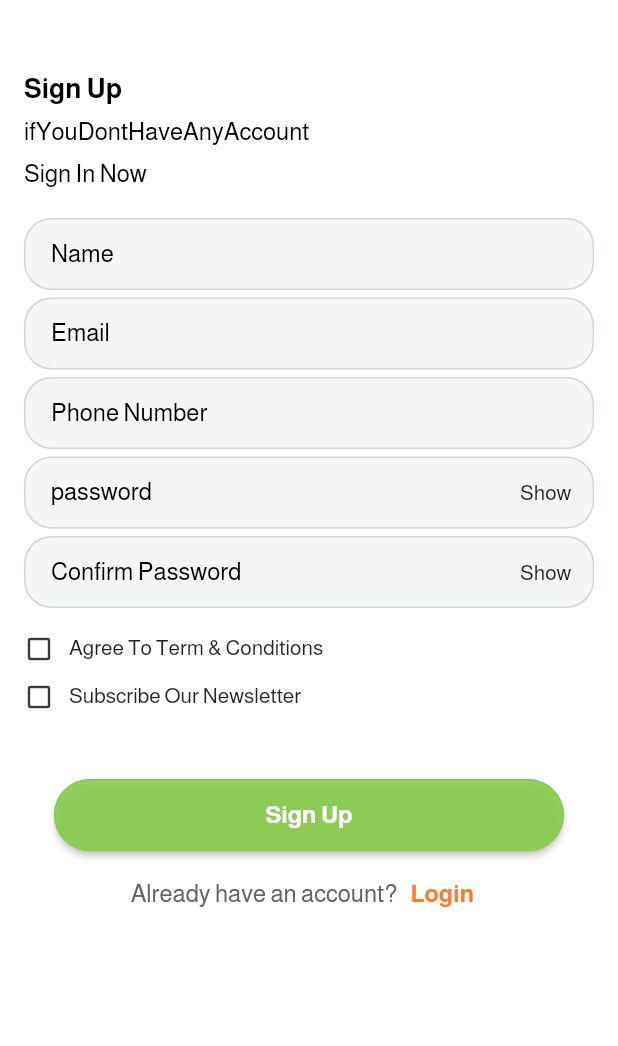
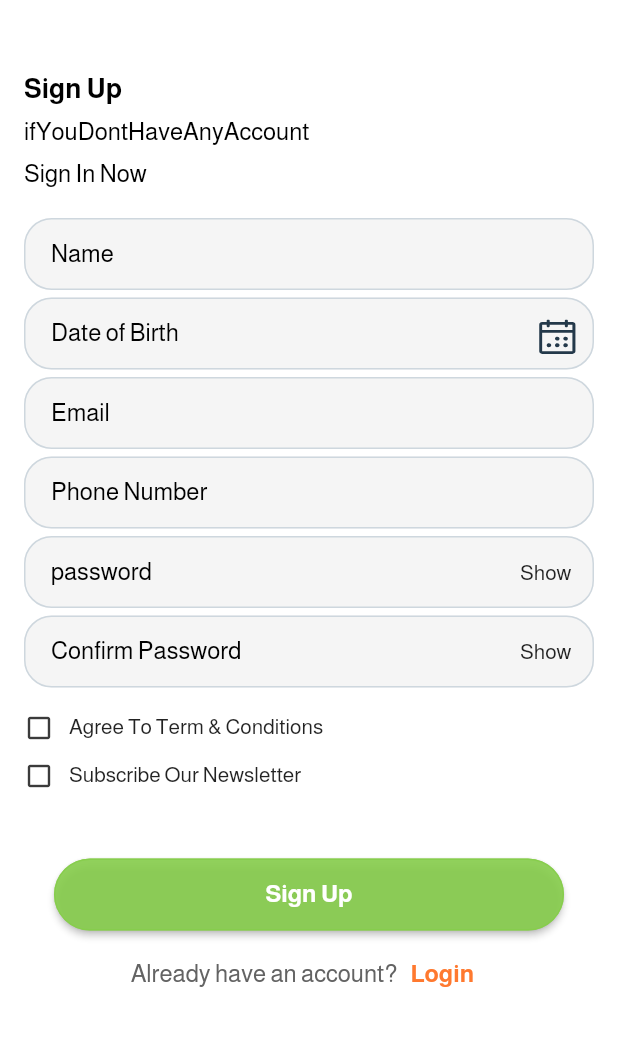
Before and after one commit to manarragab/familyHealth, a Flutter app: the SignUpScreen screen opened by its route, on a phone screen of 412 x 824 dp, the part 91-1137 px from its top. Run offline on Flutter 3.47's test engine with Material 3 defaults, Android fonts, the phone set to English and light mode, and no system bars; our stand-ins replace carousel_slider, device_preview, dio, easy_stepper, firebase_core, firebase_messaging and 23 more; missing offline and left inert: alarm, dart:ffi, flutter_facebook_auth, image_picker_platform_interface; accounts and stored records are empty.

Commit message:
diabete and register

```diff
--- a/lib/data/models/auth/users/post_assign_user.dart
+++ b/lib/data/models/auth/users/post_assign_user.dart
@@ -1,3 +1,4 @@
+import 'package:abg/data/const/extensions.dart';
 import 'package:abg/res/notification/push_notification.dart';
 
 class PostRegister {
@@ -13,11 +14,14 @@ class PostRegister {
   String? phone;
   String? password;
 
+  DateTime? dateOfBirth;
+
   PostRegister.fromJson(Map<String, dynamic> json) {
     name = json['name'];
     email = json['email'];
     phone = json['phone'];
     password = json['password'];
+    dateOfBirth = json['date_of_birth'];
   }
 
   Future<Map<String, dynamic>> toJson() async {
@@ -26,6 +30,7 @@ class PostRegister {
     data['email'] = email;
     data['phone'] = phone;
     data['password'] = password;
+    data['date_of_birth'] = dateOfBirth?.stringDate;
     data['device_token'] =
         await PushNotificationsManager().getNotificationToken();
     return data;
--- a/lib/features/auth/presentation/sign_up_screen.dart
+++ b/lib/features/auth/presentation/sign_up_screen.dart
@@ -1,6 +1,7 @@
 import 'package:abg/data/const/export.dart';
 import 'package:abg/features/auth/domain/controller/auth_controller.dart';
 import 'package:abg/res/common-widgets/custom_check_box.dart';
+import 'package:abg/res/configuration/bottom_sheet/date_picker.dart';
 import 'package:abg/res/configuration/text_field/text_field.dart';
 import 'package:abg/res/loading/loading_overlay_widget.dart';
 import 'package:abg/res/router/pages.dart';
@@ -45,25 +46,36 @@ class SignUpScreen extends GetView<AuthController> {
                     fontSize: 16, fontWeight: TFontWights.regular),
               ),
               CustomPadding.heightButton,
-              CustomTextField.nameTextField((value) {
-                controller.postRegister.name = value;
-              },
-
-                //  controller:
+              CustomTextField.nameTextField(
+                (value) {
+                  controller.postRegister.name = value;
+                },
               ),
               CustomPadding.smallHeight,
-              CustomTextField.emailTextField((value) {
-                controller.postRegister.email = value;
-              },
+              CustomTextField.datePickerTextField(
+                  prefixIconPath: "assets/svg/clender.svg",
+                  hint: CustomTrans.dateOfBirth.tr,
+                  onDatePickerPress: () {
+                    CustomDatePicker((date) {
+                      controller.postRegister.dateOfBirth = date;
+                    }).showDatePicker(context);
+                  }),
+              CustomPadding.smallHeight,
+              CustomTextField.emailTextField(
+                (value) {
+                  controller.postRegister.email = value;
+                },
               ),
               CustomPadding.smallHeight,
-              CustomTextField.phoneTextField((value) =>
-              controller.postRegister.phone = value,
+              CustomTextField.phoneTextField(
+                (value) => controller.postRegister.phone = value,
               ),
               CustomPadding.smallHeight,
               Obx(() {
-                return CustomTextField.passwordTextField((value) =>  controller.postRegister.password = value,
-                  isVisible: hidePassword.value, changeVisible: () {
+                return CustomTextField.passwordTextField(
+                  (value) => controller.postRegister.password = value,
+                  isVisible: hidePassword.value,
+                  changeVisible: () {
                     hidePassword(!(hidePassword.value));
                   },
                 );
@@ -71,13 +83,13 @@ class SignUpScreen extends GetView<AuthController> {
               CustomPadding.smallHeight,
               Obx(() {
                 return CustomTextField.passwordTextField(
-                      (value) => null,
+                  (value) => null,
                   isVisible: hideConfirmPassword.value,
                   changeVisible: () {
                     hideConfirmPassword(!(hideConfirmPassword.value));
                   },
                   validator: (value) {
-                    if ( controller.postRegister.password != value) {
+                    if (controller.postRegister.password != value) {
                       return CustomTrans.wrongConfirmedPassword.tr;
                     }
                     return null;
@@ -114,14 +126,12 @@ class SignUpScreen extends GetView<AuthController> {
                     if (formKey.currentState!.validate()) {
                       if (!agreeTerms.value) {
                         showToast(
-                            "${CustomTrans.needToAccept.tr} ${CustomTrans
-                                .termsAndConditions.tr}",
+                            "${CustomTrans.needToAccept.tr} ${CustomTrans.termsAndConditions.tr}",
                             MessageErrorType.error);
                         return;
                       } else if (!agreeSubscribe.value) {
                         showToast(
-                            "${CustomTrans.needToAccept.tr} ${CustomTrans
-                                .subscribeOurNewsletter.tr}",
+                            "${CustomTrans.needToAccept.tr} ${CustomTrans.subscribeOurNewsletter.tr}",
                             MessageErrorType.error);
                         return;
                       }
--- a/lib/features/home/presentation/home_screen.dart
+++ b/lib/features/home/presentation/home_screen.dart
@@ -119,7 +119,6 @@ class Homescreen extends GetView<HomeController> {
                               return _buildReminderCard(
                                 title: remind.title ?? "",
                                 subtitle: alarmTime,
-
                                 dosage: remind.description ?? "",
                                 isTaken: (remind.isTriggered??0) == 1,
                               );
--- a/lib/features/layout/domain/controller/layout_controller.dart
+++ b/lib/features/layout/domain/controller/layout_controller.dart
@@ -1,5 +1,6 @@
 import 'package:abg/data/models/auth/login/LoginModel.dart';
 import 'package:abg/features/auth/domain/cases/auth_case.dart';
+import 'package:abg/features/family/domain/controller/family_controller.dart';
 
 import '../../../../data/const/export.dart';
 
@@ -18,6 +19,7 @@ class LayoutController extends MainGetxController {
       case 2:
         break;
       case 3:
+        Get.put(FamilyController()).onRefresh();
         break;
       case 4:
         break;
--- a/lib/res/notification/alarm/alarm.dart
+++ b/lib/res/notification/alarm/alarm.dart
@@ -80,11 +80,14 @@ class CustomAlarm {
         dateTime: date,
         assetAudioPath: 'assets/alarm.wav',
         loopAudio: true,
+        allowAlarmOverlap: true,
+        iOSBackgroundAudio: true,
         vibrate: true,
+        androidFullScreenIntent: true,
         warningNotificationOnKill: Platform.isIOS,
         volumeSettings: VolumeSettings.fade(
           volume: 0.8,
-          fadeDuration: const Duration(seconds: 5),
+          fadeDuration: const Duration(seconds: 2),
           volumeEnforced: true,
         ),
         notificationSettings: NotificationSettings(
```
Also changed, not shown: lib/features/alarm/domain/controller/alarm_controller.dart (+16 -6 lines), lib/features/family/presentation/widget/dadContainer.dart (+5 -11 lines), lib/features/home/presentation/widget/custom_drawer.dart (+18 -13 lines), lib/features/profile/presentation/myProfile_screen.dart (+28 -24 lines).
